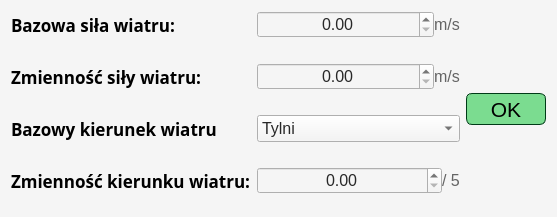
Above: source/UI/EditorWidgets/WindsGeneratorSettingsWidgetInputItem.ui from SiekamCebule/sj-sim before the change. Below: the same form after it.
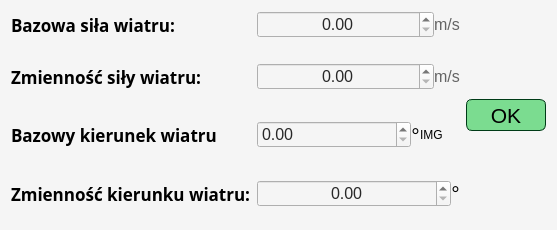
That is the form after the change.

What changed in the file:
```diff
--- a/source/UI/EditorWidgets/WindsGeneratorSettingsWidgetInputItem.ui
+++ b/source/UI/EditorWidgets/WindsGeneratorSettingsWidgetInputItem.ui
@@ -7,7 +7,7 @@
     <x>0</x>
     <y>0</y>
     <width>557</width>
-    <height>217</height>
+    <height>230</height>
    </rect>
   </property>
   <property name="windowTitle">
@@ -16,7 +16,7 @@
   <property name="styleSheet">
    <string notr="true">background-color: rgb(245, 245, 245);</string>
   </property>
-  <layout class="QHBoxLayout" name="horizontalLayout_4">
+  <layout class="QHBoxLayout" name="horizontalLayout_5">
    <item>
     <layout class="QFormLayout" name="formLayout_main">
      <property name="verticalSpacing">
@@ -118,50 +118,6 @@
        </property>
       </widget>
      </item>
-     <item row="2" column="1">
-      <widget class="QComboBox" name="comboBox_baseWindDirection">
-       <property name="sizePolicy">
-        <sizepolicy hsizetype="Expanding" vsizetype="Preferred">
-         <horstretch>0</horstretch>
-         <verstretch>0</verstretch>
-        </sizepolicy>
-       </property>
-       <property name="font">
-        <font>
-         <pointsize>12</pointsize>
-        </font>
-       </property>
-       <property name="styleSheet">
-        <string notr="true">color: rgb(40, 40, 40);
-background-color: rgb(245, 245, 245);</string>
-       </property>
-       <item>
-        <property name="text">
-         <string>Tylni</string>
-        </property>
-       </item>
-       <item>
-        <property name="text">
-         <string>Tylnio-boczny</string>
-        </property>
-       </item>
-       <item>
-        <property name="text">
-         <string>Boczny</string>
-        </property>
-       </item>
-       <item>
-        <property name="text">
-         <string>Przednio-boczny</string>
-        </property>
-       </item>
-       <item>
-        <property name="text">
-         <string>Przedni</string>
-        </property>
-       </item>
-      </widget>
-     </item>
      <item row="0" column="1">
       <layout class="QHBoxLayout" name="horizontalLayout">
        <item>
@@ -244,7 +200,7 @@
           <set>Qt::AlignCenter</set>
          </property>
          <property name="maximum">
-          <double>5.000000000000000</double>
+          <double>360.000000000000000</double>
          </property>
         </widget>
        </item>
@@ -258,14 +214,17 @@
          </property>
          <property name="font">
           <font>
-           <pointsize>12</pointsize>
+           <pointsize>16</pointsize>
           </font>
          </property>
          <property name="styleSheet">
-          <string notr="true">color: rgb(100, 100, 100);</string>
+          <string notr="true">color: black;</string>
          </property>
          <property name="text">
-          <string>/ 5</string>
+          <string>°</string>
+         </property>
+         <property name="alignment">
+          <set>Qt::AlignCenter</set>
          </property>
         </widget>
        </item>
@@ -324,6 +283,72 @@
        </item>
       </layout>
      </item>
+     <item row="2" column="1">
+      <layout class="QHBoxLayout" name="horizontalLayout_4">
+       <item>
+        <widget class="QDoubleSpinBox" name="doubleSpinBox_baseWindDirection">
+         <property name="font">
+          <font>
+           <pointsize>12</pointsize>
+          </font>
+         </property>
+         <property name="styleSheet">
+          <string notr="true">color: rgb(40, 40, 40);
+background-color: rgb(245, 245, 245);</string>
+         </property>
+         <property name="maximum">
+          <double>360.000000000000000</double>
+         </property>
+         <property name="singleStep">
+          <double>10.000000000000000</double>
+         </property>
+        </widget>
+       </item>
+       <item>
+        <widget class="QLabel" name="label_stopnie1">
+         <property name="sizePolicy">
+          <sizepolicy hsizetype="Maximum" vsizetype="Preferred">
+           <horstretch>0</horstretch>
+           <verstretch>0</verstretch>
+          </sizepolicy>
+         </property>
+         <property name="font">
+          <font>
+           <pointsize>16</pointsize>
+          </font>
+         </property>
+         <property name="styleSheet">
+          <string notr="true">color: black;</string>
+         </property>
+         <property name="text">
+          <string>°</string>
+         </property>
+         <property name="alignment">
+          <set>Qt::AlignCenter</set>
+         </property>
+        </widget>
+       </item>
+       <item>
+        <widget class="QLabel" name="label_windDirectionImg">
+         <property name="minimumSize">
+          <size>
+           <width>40</width>
+           <height>40</height>
+          </size>
+         </property>
+         <property name="maximumSize">
+          <size>
+           <width>40</width>
+           <height>40</height>
+          </size>
+         </property>
+         <property name="text">
+          <string>&lt;html&gt;&lt;head/&gt;&lt;body&gt;&lt;p&gt;IMG&lt;/p&gt;&lt;/body&gt;&lt;/html&gt;</string>
+         </property>
+        </widget>
+       </item>
+      </layout>
+     </item>
     </layout>
    </item>
    <item>
```
Left out of the diff: 2 changed lines with no effect on the pictures.
